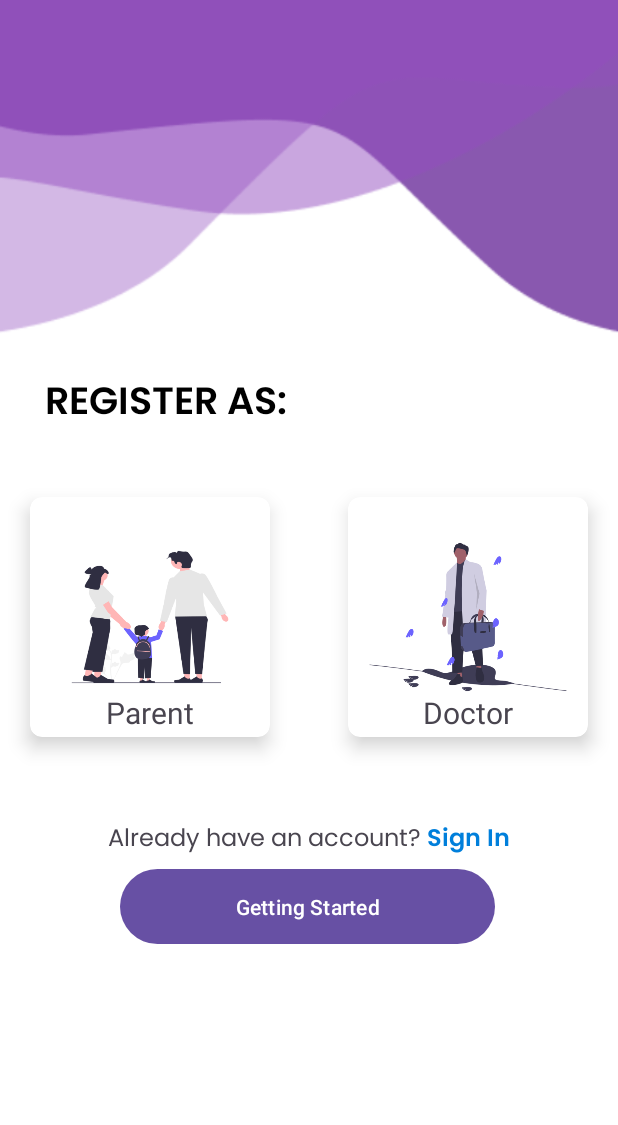
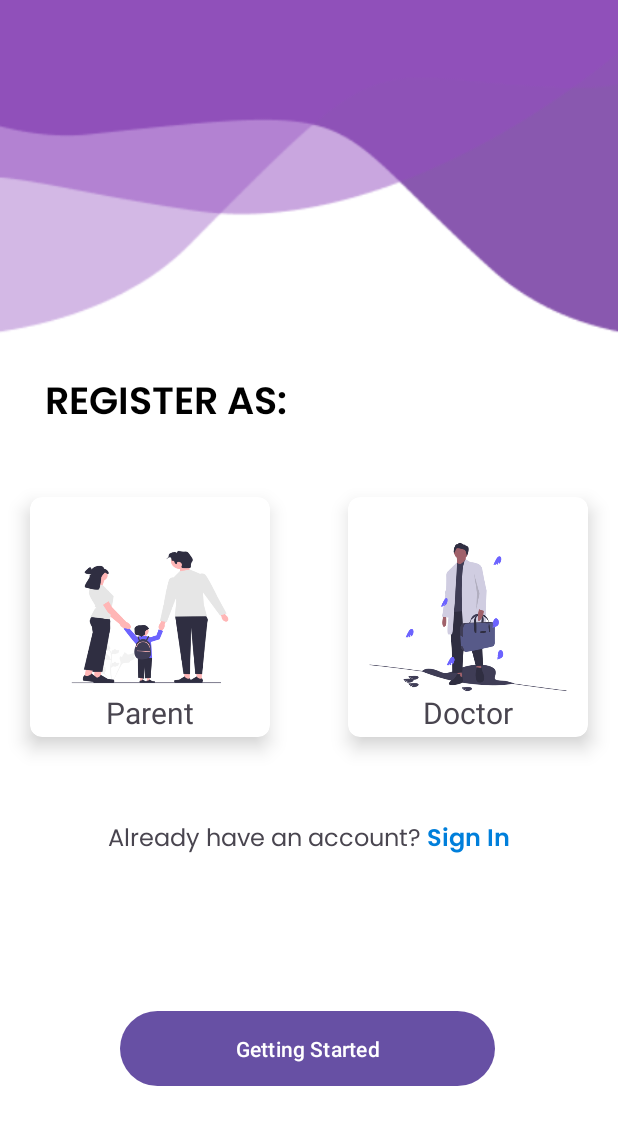
Before and after one commit to babbb06/Babybook, an Android app: the ChooseUserActivity screen opened directly, with no data from a screen before it, on a phone screen of 412 x 824 dp. Shown: the top 1125 px of the screen. Run offline under Robolectric (Android 15) with nearby library versions, the phone set to English and light mode, and no system bars; Roboto replaces fonts that are not available here.

```diff
--- a/app/src/main/res/layout/activity_choose_user.xml
+++ b/app/src/main/res/layout/activity_choose_user.xml
@@ -161,7 +161,6 @@
         app:layout_constraintEnd_toEndOf="parent"
         app:layout_constraintHorizontal_bias="0.495"
         app:layout_constraintStart_toStartOf="parent"
-        app:layout_constraintTop_toBottomOf="@id/cardboarddoc"
-        app:layout_constraintVertical_bias="0.306" />
+        app:layout_constraintTop_toBottomOf="@+id/textView3" />
 
 </androidx.constraintlayout.widget.ConstraintLayout>
```
